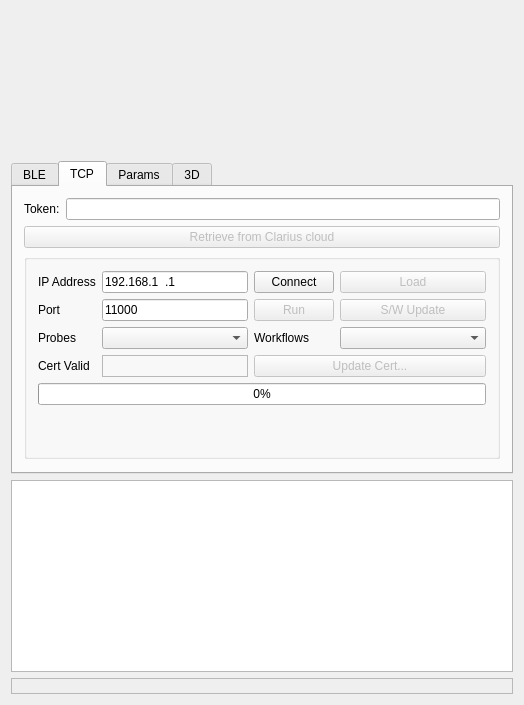
Qt form examples/solum_qt/solumqt.ui (dev-threads/solum) before a commit.
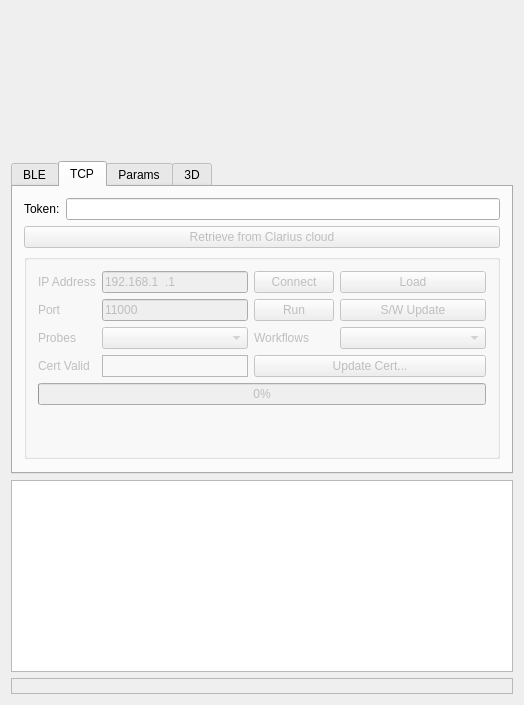
The same form after that commit. The open tabs and pages were chosen to show the change. Custom widgets are drawn as their Qt base class.

Commit message: Qt: TCP: disable until a Clarius cloud token has been retrieved

```diff
--- a/examples/solum_qt/solumqt.ui
+++ b/examples/solum_qt/solumqt.ui
@@ -326,6 +326,9 @@
         </item>
         <item row="1" column="0" colspan="4">
          <widget class="QGroupBox" name="tcp">
+          <property name="enabled">
+           <bool>false</bool>
+          </property>
           <property name="sizePolicy">
            <sizepolicy hsizetype="Expanding" vsizetype="Fixed">
             <horstretch>0</horstretch>
```
The commit also changes 1 other file.
